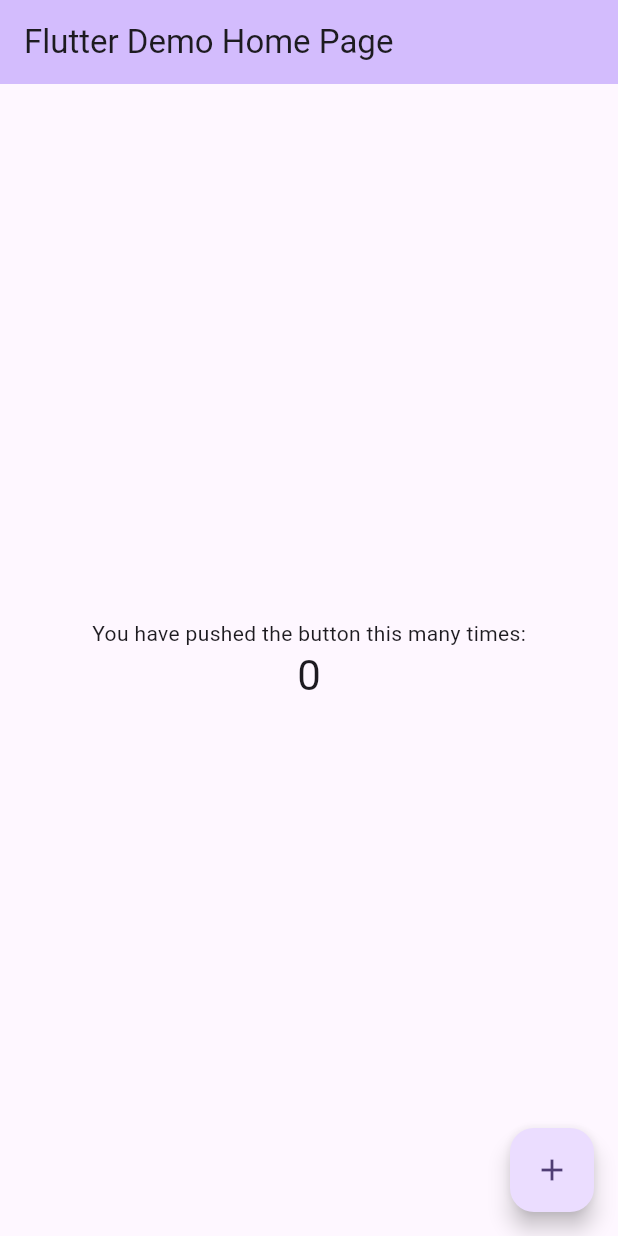
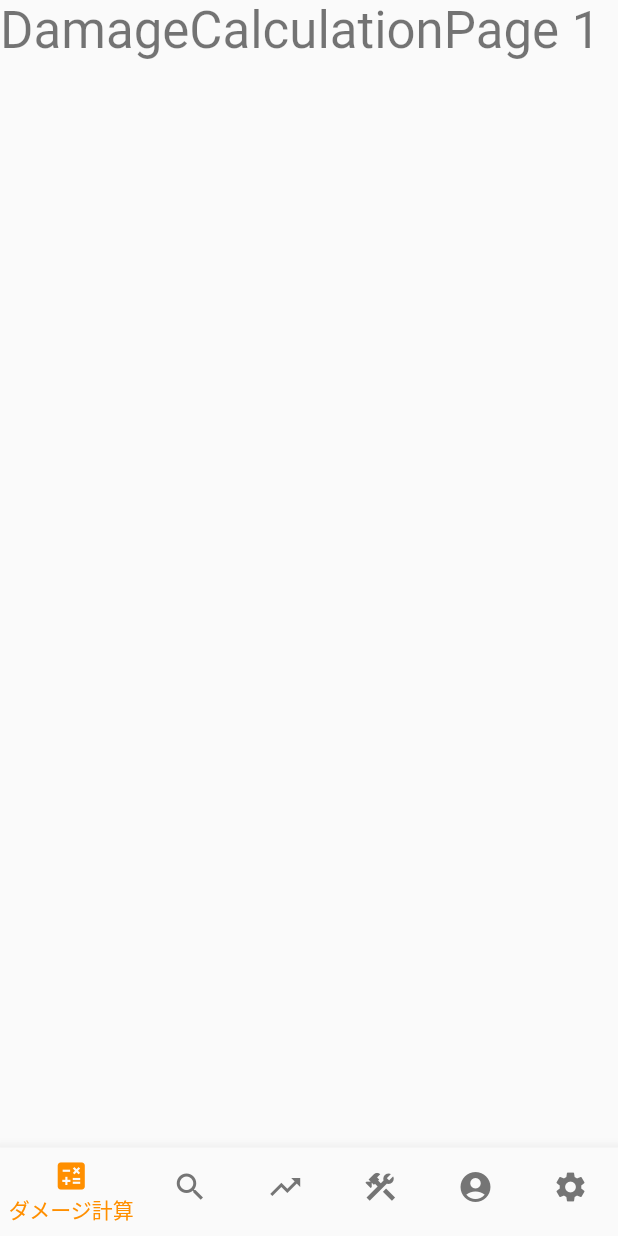
Before and after one commit to yn1323/burger-sauce, a Flutter app: the screen it shows after launch, on a phone screen of 412 x 824 dp. Run offline on Flutter 3.47's test engine with Material 2 defaults, Android fonts, the phone set to English and light mode, and no system bars.

Commit message:
feat: pages

```diff
--- /dev/null
+++ b/lib/constants/route.dart
@@ -0,0 +1,70 @@
+import 'package:burger_sauce/pages/build_support.dart';
+import 'package:burger_sauce/pages/damage_calculation.dart';
+import 'package:burger_sauce/pages/search.dart';
+import 'package:burger_sauce/pages/self.dart';
+import 'package:burger_sauce/pages/setting.dart';
+import 'package:burger_sauce/pages/trend.dart';
+import 'package:flutter/material.dart';
+
+class RoutePage {
+  final BottomNavigationBarItem item;
+  final String url;
+  final StatefulWidget page;
+
+  RoutePage({
+    required this.item,
+    required this.url,
+    required this.page,
+  });
+}
+
+List<RoutePage> routes = [
+  RoutePage(
+    item: const BottomNavigationBarItem(
+      icon: Icon(Icons.calculate),
+      label: 'ダメージ計算',
+    ),
+    url: '/',
+    page: const DamageCalculationPage(),
+  ),
+  RoutePage(
+    item: const BottomNavigationBarItem(
+      icon: Icon(Icons.search),
+      label: '検索',
+    ),
+    url: 'search',
+    page: const SearchPage(),
+  ),
+  RoutePage(
+    item: const BottomNavigationBarItem(
+      icon: Icon(Icons.trending_up),
+      label: 'トレンド',
+    ),
+    url: '/trend',
+    page: const TrendPage(),
+  ),
+  RoutePage(
+    item: const BottomNavigationBarItem(
+      icon: Icon(Icons.construction),
+      label: '構築支援',
+    ),
+    url: '/build_support',
+    page: const BuildSupportPage(),
+  ),
+  RoutePage(
+    item: const BottomNavigationBarItem(
+      icon: Icon(Icons.account_circle),
+      label: 'マイページ',
+    ),
+    url: '/self',
+    page: const SelfPage(),
+  ),
+  RoutePage(
+    item: const BottomNavigationBarItem(
+      icon: Icon(Icons.settings),
+      label: '設定',
+    ),
+    url: '/setting',
+    page: const SettingPage(),
+  ),
+];
--- a/lib/main.dart
+++ b/lib/main.dart
@@ -1,3 +1,10 @@
+import 'package:burger_sauce/pages/build_support.dart';
+import 'package:burger_sauce/pages/damage_calculation.dart';
+import 'package:burger_sauce/pages/search.dart';
+import 'package:burger_sauce/pages/self.dart';
+import 'package:burger_sauce/pages/setting.dart';
+import 'package:burger_sauce/pages/trend.dart';
+import 'package:burger_sauce/templates/my_scaffold.dart';
 import 'package:flutter/material.dart';
 
 void main() {
@@ -7,119 +14,25 @@ void main() {
 class MyApp extends StatelessWidget {
   const MyApp({super.key});
 
-  // This widget is the root of your application.
   @override
   Widget build(BuildContext context) {
-    return MaterialApp(
-      title: 'Flutter Demo',
-      theme: ThemeData(
-        // This is the theme of your application.
-        //
-        // TRY THIS: Try running your application with "flutter run". You'll see
-        // the application has a blue toolbar. Then, without quitting the app,
-        // try changing the seedColor in the colorScheme below to Colors.green
-        // and then invoke "hot reload" (save your changes or press the "hot
-        // reload" button in a Flutter-supported IDE, or press "r" if you used
-        // the command line to start the app).
-        //
-        // Notice that the counter didn't reset back to zero; the application
-        // state is not lost during the reload. To reset the state, use hot
-        // restart instead.
-        //
-        // This works for code too, not just values: Most code changes can be
-        // tested with just a hot reload.
-        colorScheme: ColorScheme.fromSeed(seedColor: Colors.deepPurple),
-        useMaterial3: true,
+    return GestureDetector(
+      onTap: () {
+        // テキストエリア外タップでフォーカスを外す
+        FocusManager.instance.primaryFocus?.unfocus();
+      },
+      child: MaterialApp(
+        initialRoute: '/',
+        routes: {
+          '/': (context) => const MyScaffold(),
+          '/damage_calculation': (ctx) => const DamageCalculationPage(),
+          '/search': (context) => const SearchPage(),
+          '/trend': (context) => const TrendPage(),
+          '/build_support': (context) => const BuildSupportPage(),
+          '/self': (context) => const SelfPage(),
+          '/setting': (context) => const SettingPage(),
+        },
       ),
-      home: const MyHomePage(title: 'Flutter Demo Home Page'),
     );
   }
 }
-
-class MyHomePage extends StatefulWidget {
-  const MyHomePage({super.key, required this.title});
-
-  // This widget is the home page of your application. It is stateful, meaning
-  // that it has a State object (defined below) that contains fields that affect
-  // how it looks.
-
-  // This class is the configuration for the state. It holds the values (in this
-  // case the title) provided by the parent (in this case the App widget) and
-  // used by the build method of the State. Fields in a Widget subclass are
-  // always marked "final".
-
-  final String title;
-
-  @override
-  State<MyHomePage> createState() => _MyHomePageState();
-}
-
-class _MyHomePageState extends State<MyHomePage> {
-  int _counter = 0;
-
-  void _incrementCounter() {
-    setState(() {
-      // This call to setState tells the Flutter framework that something has
-      // changed in this State, which causes it to rerun the build method below
-      // so that the display can reflect the updated values. If we changed
-      // _counter without calling setState(), then the build method would not be
-      // called again, and so nothing would appear to happen.
-      _counter++;
-    });
-  }
-
-  @override
-  Widget build(BuildContext context) {
-    // This method is rerun every time setState is called, for instance as done
-    // by the _incrementCounter method above.
-    //
-    // The Flutter framework has been optimized to make rerunning build methods
-    // fast, so that you can just rebuild anything that needs updating rather
-    // than having to individually change instances of widgets.
-    return Scaffold(
-      appBar: AppBar(
-        // TRY THIS: Try changing the color here to a specific color (to
-        // Colors.amber, perhaps?) and trigger a hot reload to see the AppBar
-        // change color while the other colors stay the same.
-        backgroundColor: Theme.of(context).colorScheme.inversePrimary,
-        // Here we take the value from the MyHomePage object that was created by
-        // the App.build method, and use it to set our appbar title.
-        title: Text(widget.title),
-      ),
-      body: Center(
-        // Center is a layout widget. It takes a single child and positions it
-        // in the middle of the parent.
-        child: Column(
-          // Column is also a layout widget. It takes a list of children and
-          // arranges them vertically. By default, it sizes itself to fit its
-          // children horizontally, and tries to be as tall as its parent.
-          //
-          // Column has various properties to control how it sizes itself and
-          // how it positions its children. Here we use mainAxisAlignment to
-          // center the children vertically; the main axis here is the vertical
-          // axis because Columns are vertical (the cross axis would be
-          // horizontal).
-          //
-          // TRY THIS: Invoke "debug painting" (choose the "Toggle Debug Paint"
-          // action in the IDE, or press "p" in the console), to see the
-          // wireframe for each widget.
-          mainAxisAlignment: MainAxisAlignment.center,
-          children: <Widget>[
-            const Text(
-              'You have pushed the button this many times:',
-            ),
-            Text(
-              '$_counter',
-              style: Theme.of(context).textTheme.headlineMedium,
-            ),
-          ],
-        ),
-      ),
-      floatingActionButton: FloatingActionButton(
-        onPressed: _incrementCounter,
-        tooltip: 'Increment',
-        child: const Icon(Icons.add),
-      ), // This trailing comma makes auto-formatting nicer for build methods.
-    );
-  }
-}
--- /dev/null
+++ b/lib/pages/damage_calculation.dart
@@ -0,0 +1,16 @@
+import 'package:flutter/material.dart';
+
+class DamageCalculationPage extends StatefulWidget {
+  const DamageCalculationPage({super.key});
+
+  @override
+  State<DamageCalculationPage> createState() => _DamageCalculationPageState();
+}
+
+class _DamageCalculationPageState extends State<DamageCalculationPage> {
+  @override
+  Widget build(BuildContext context) {
+    return Text('DamageCalculationPage 1',
+        style: Theme.of(context).textTheme.headlineMedium);
+  }
+}
--- /dev/null
+++ b/lib/templates/my_scaffold.dart
@@ -0,0 +1,35 @@
+import 'package:burger_sauce/constants/route.dart';
+import 'package:flutter/material.dart';
+
+class MyScaffold extends StatefulWidget {
+  const MyScaffold({Key? key}) : super(key: key);
+
+  @override
+  State<MyScaffold> createState() => _MyScaffoldState();
+}
+
+class _MyScaffoldState extends State<MyScaffold> {
+  int _selectedIndex = 0;
+
+  final GlobalKey<ScaffoldState> scaffoldKey = GlobalKey<ScaffoldState>();
+
+  @override
+  Widget build(BuildContext context) {
+    return Scaffold(
+      body: routes[_selectedIndex].page,
+      bottomNavigationBar: BottomNavigationBar(
+        selectedItemColor: Colors.amber[800],
+        unselectedItemColor: Colors.grey[600],
+        showSelectedLabels: true,
+        // showUnselectedLabels: true,
+        items: routes.map((e) => e.item).toList(),
+        currentIndex: _selectedIndex,
+        onTap: (int index) {
+          setState(
+            () => _selectedIndex = index,
+          );
+        },
+      ),
+    );
+  }
+}
```
Also changed, not shown: lib/pages/build_support.dart (added, +16 -0 lines), lib/pages/search.dart (added, +16 -0 lines), lib/pages/self.dart (added, +16 -0 lines), lib/pages/setting.dart (added, +16 -0 lines), lib/pages/trend.dart (added, +16 -0 lines), lib/route.dart (added), 1 other file.
